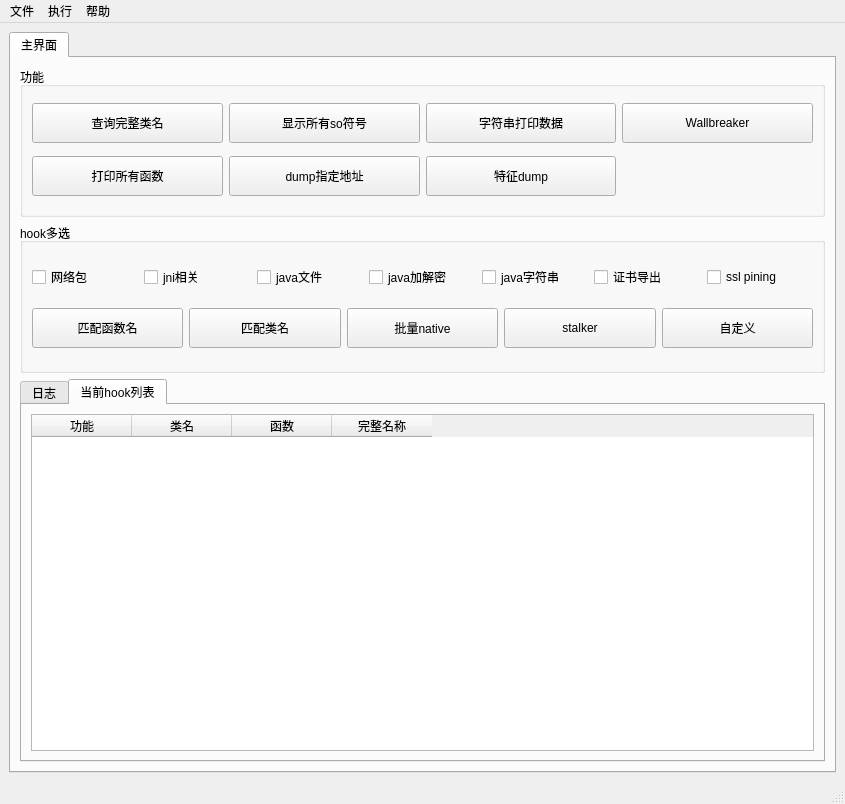
Above: ui/kmain.ui from dqzg12300/fridaUiTools before the change. Below: the same form after it.
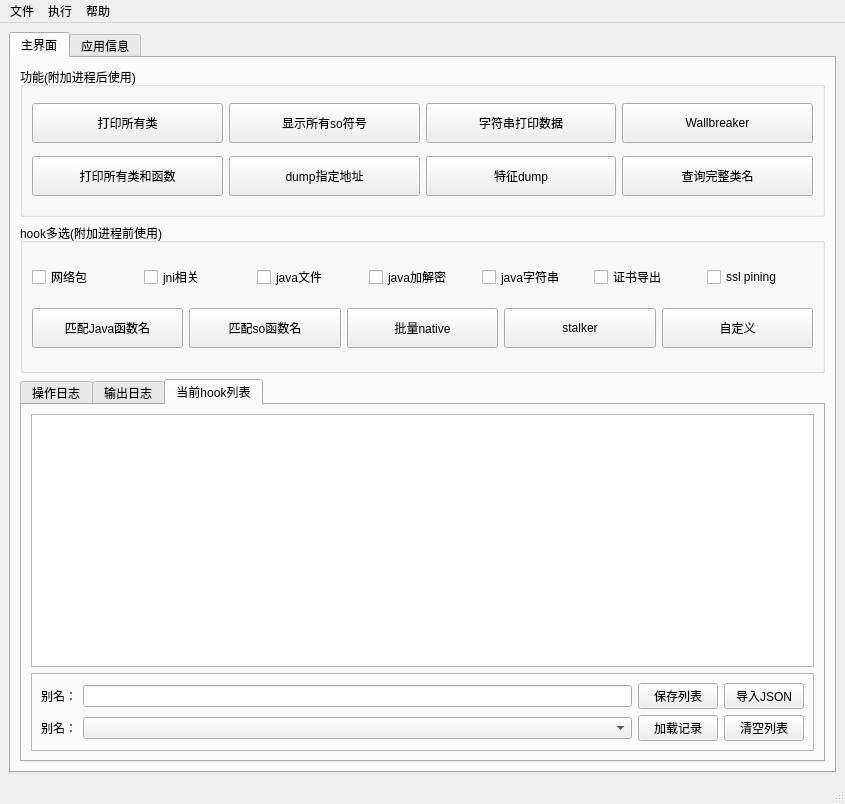
That is the form after the change. The open tabs and pages were chosen to show the change.

```diff
--- a/ui/kmain.ui
+++ b/ui/kmain.ui
@@ -34,22 +34,9 @@
            </size>
           </property>
           <property name="title">
-           <string>功能</string>
+           <string>功能(附加进程后使用)</string>
           </property>
           <layout class="QGridLayout" name="gridLayout_4">
-           <item row="0" column="0">
-            <widget class="QPushButton" name="btnShowClasses">
-             <property name="minimumSize">
-              <size>
-               <width>0</width>
-               <height>40</height>
-              </size>
-             </property>
-             <property name="text">
-              <string>查询完整类名</string>
-             </property>
-            </widget>
-           </item>
            <item row="1" column="1">
             <widget class="QPushButton" name="btnDumpPtr">
              <property name="minimumSize">
@@ -72,7 +59,7 @@
               </size>
              </property>
              <property name="text">
-              <string>打印所有函数</string>
+              <string>打印所有类和函数</string>
              </property>
             </widget>
            </item>
@@ -128,6 +115,32 @@
              </property>
             </widget>
            </item>
+           <item row="1" column="3">
+            <widget class="QPushButton" name="btnFindClassPath">
+             <property name="minimumSize">
+              <size>
+               <width>0</width>
+               <height>40</height>
+              </size>
+             </property>
+             <property name="text">
+              <string>查询完整类名</string>
+             </property>
+            </widget>
+           </item>
+           <item row="0" column="0">
+            <widget class="QPushButton" name="btnShowClasses">
+             <property name="minimumSize">
+              <size>
+               <width>0</width>
+               <height>40</height>
+              </size>
+             </property>
+             <property name="text">
+              <string>打印所有类</string>
+             </property>
+            </widget>
+           </item>
           </layout>
          </widget>
         </item>
@@ -140,7 +153,7 @@
            </size>
           </property>
           <property name="title">
-           <string>hook多选</string>
+           <string>hook多选(附加进程前使用)</string>
           </property>
           <layout class="QGridLayout" name="gridLayout_7">
            <item row="0" column="0">
@@ -207,7 +220,7 @@
                 </size>
                </property>
                <property name="text">
-                <string>匹配函数名</string>
+                <string>匹配Java函数名</string>
                </property>
               </widget>
              </item>
@@ -220,7 +233,7 @@
                 </size>
                </property>
                <property name="text">
-                <string>匹配类名</string>
+                <string>匹配so函数名</string>
                </property>
               </widget>
              </item>
@@ -275,7 +288,7 @@
           </property>
           <widget class="QWidget" name="tab_3">
            <attribute name="title">
-            <string>日志</string>
+            <string>操作日志</string>
            </attribute>
            <layout class="QGridLayout" name="gridLayout_3">
             <item row="0" column="0">
@@ -287,38 +300,106 @@
             </item>
            </layout>
           </widget>
+          <widget class="QWidget" name="tab_5">
+           <attribute name="title">
+            <string>输出日志</string>
+           </attribute>
+           <layout class="QGridLayout" name="gridLayout_2">
+            <item row="0" column="0">
+             <widget class="QPlainTextEdit" name="txtoutLogs"/>
+            </item>
+           </layout>
+          </widget>
           <widget class="QWidget" name="tab_4">
            <attribute name="title">
             <string>当前hook列表</string>
            </attribute>
-           <layout class="QGridLayout" name="gridLayout_8">
+           <layout class="QGridLayout" name="gridLayout_9">
             <item row="0" column="0">
-             <widget class="QTableWidget" name="tabHooks">
-              <column>
-               <property name="text">
-                <string>功能</string>
-               </property>
-              </column>
-              <column>
-               <property name="text">
-                <string>类名</string>
-               </property>
-              </column>
-              <column>
-               <property name="text">
-                <string>函数</string>
-               </property>
-              </column>
-              <column>
-               <property name="text">
-                <string>完整名称</string>
-               </property>
-               <property name="font">
-                <font>
-                 <pointsize>9</pointsize>
-                </font>
-               </property>
-              </column>
+             <widget class="QTableWidget" name="tabHooks"/>
+            </item>
+            <item row="1" column="0">
+             <widget class="QFrame" name="frame">
+              <property name="frameShape">
+               <enum>QFrame::StyledPanel</enum>
+              </property>
+              <property name="frameShadow">
+               <enum>QFrame::Raised</enum>
+              </property>
+              <layout class="QGridLayout" name="gridLayout_8">
+               <item row="0" column="0">
+                <widget class="QLabel" name="label">
+                 <property name="text">
+                  <string>别名：</string>
+                 </property>
+                </widget>
+               </item>
+               <item row="0" column="1">
+                <widget class="QLineEdit" name="txtSaveHooks"/>
+               </item>
+               <item row="0" column="2">
+                <widget class="QPushButton" name="btnSaveHooks">
+                 <property name="maximumSize">
+                  <size>
+                   <width>150</width>
+                   <height>16777215</height>
+                  </size>
+                 </property>
+                 <property name="text">
+                  <string>保存列表</string>
+                 </property>
+                </widget>
+               </item>
+               <item row="0" column="3">
+                <widget class="QPushButton" name="btnImportHooks">
+                 <property name="maximumSize">
+                  <size>
+                   <width>150</width>
+                   <height>16777215</height>
+                  </size>
+                 </property>
+                 <property name="text">
+                  <string>导入JSON</string>
+                 </property>
+                </widget>
+               </item>
+               <item row="1" column="0">
+                <widget class="QLabel" name="label_2">
+                 <property name="text">
+                  <string>别名：</string>
+                 </property>
+                </widget>
+               </item>
+               <item row="1" column="1">
+                <widget class="QComboBox" name="cmbHooks"/>
+               </item>
+               <item row="1" column="2">
+                <widget class="QPushButton" name="btnLoadHooks">
+                 <property name="maximumSize">
+                  <size>
+                   <width>150</width>
+                   <height>16777215</height>
+                  </size>
+                 </property>
+                 <property name="text">
+                  <string>加载记录</string>
+                 </property>
+                </widget>
+               </item>
+               <item row="1" column="3">
+                <widget class="QPushButton" name="btnClearHooks">
+                 <property name="maximumSize">
+                  <size>
+                   <width>150</width>
+                   <height>16777215</height>
+                  </size>
+                 </property>
+                 <property name="text">
+                  <string>清空列表</string>
+                 </property>
+                </widget>
+               </item>
+              </layout>
              </widget>
             </item>
            </layout>
@@ -327,6 +408,11 @@
         </item>
        </layout>
       </widget>
+      <widget class="QWidget" name="tab">
+       <attribute name="title">
+        <string>应用信息</string>
+       </attribute>
+      </widget>
      </widget>
     </item>
    </layout>
```
Left out of the diff: 8 changed lines with no effect on the pictures.
